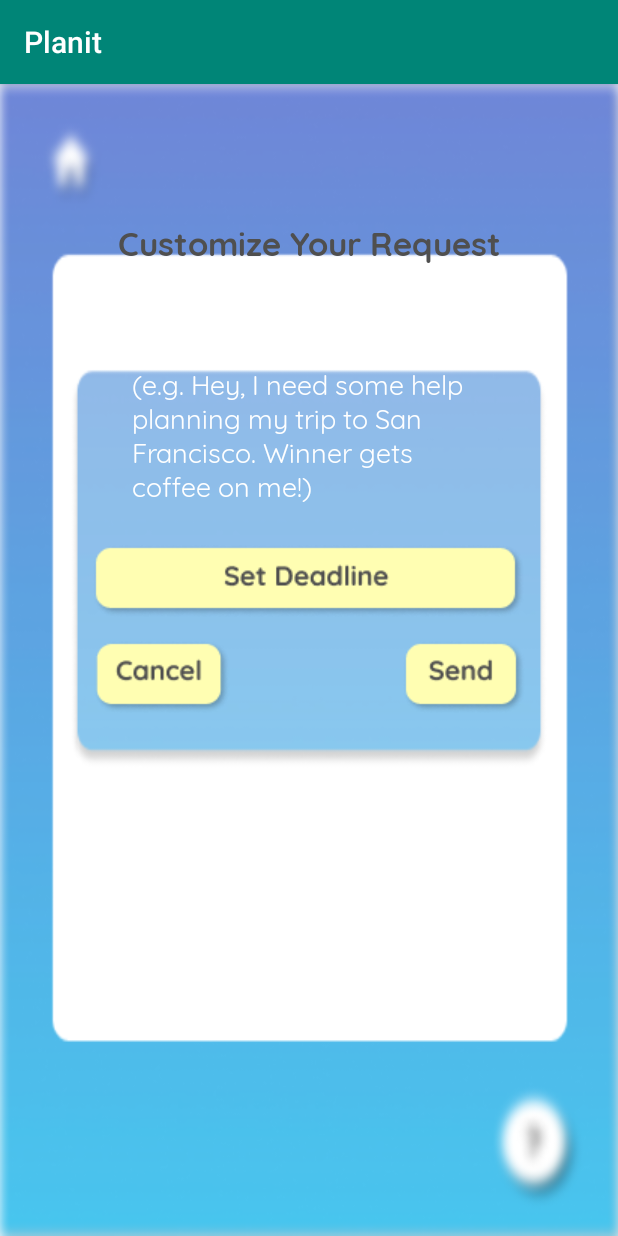
After one commit to cjiang92398/planit, an Android app: the CustomizeRequestActivity screen opened directly, with no data from a screen before it, on a phone screen of 412 x 824 dp. The commit adds this screen. Run offline under Robolectric (Android 15) with nearby library versions, the phone set to English and light mode, and no system bars.

Commit message:
Implement customize request message/set deadline page & corresponding confirmation message

```diff
--- a/app/src/main/AndroidManifest.xml
+++ b/app/src/main/AndroidManifest.xml
@@ -16,6 +16,7 @@
                 <category android:name="android.intent.category.LAUNCHER" />
             </intent-filter>
         </activity>
+        <activity android:name=".CustomizeRequestActivity" android:windowSoftInputMode="stateVisible|adjustPan"></activity>
         <meta-data
             android:name="preloaded_fonts"
             android:resource="@array/preloaded_fonts" />
--- /dev/null
+++ b/app/src/main/java/edu/stanford/cs147/planit/CustomizeRequestActivity.java
@@ -0,0 +1,34 @@
+package edu.stanford.cs147.planit;
+
+import android.content.Intent;
+import android.os.Bundle;
+import android.support.v4.app.DialogFragment;
+import android.support.v7.app.AppCompatActivity;
+import android.view.View;
+import android.widget.Toast;
+
+public class CustomizeRequestActivity extends AppCompatActivity {
+
+    @Override
+    protected void onCreate(Bundle savedInstanceState) {
+        super.onCreate(savedInstanceState);
+        setContentView(R.layout.activity_customize_request);
+    }
+
+    public void cancel(View view) {
+        // go back to destination/friend setting once Lisa finishes
+    }
+
+    public void send(View view) {
+        // go to GoHomeActivity once Lisa finishes
+        Intent intent = new Intent(this, MainActivity.class); // main activity for now, replace with home
+        startActivity(intent);
+        Toast toast = Toast.makeText(getApplicationContext(), "Your invite has been sent!", Toast.LENGTH_LONG);
+        toast.show();
+    }
+
+    public void showDatePickerDialog(View v) {
+        DialogFragment newFragment = new DatePickerFragment();
+        newFragment.show(getSupportFragmentManager(), "datePicker");
+    }
+}
--- /dev/null
+++ b/app/src/main/res/layout/activity_customize_request.xml
@@ -0,0 +1,68 @@
+<?xml version="1.0" encoding="utf-8"?>
+<LinearLayout xmlns:android="http://schemas.android.com/apk/res/android"
+    xmlns:app="http://schemas.android.com/apk/res-auto"
+    xmlns:tools="http://schemas.android.com/tools"
+    android:layout_width="match_parent"
+    android:layout_height="match_parent"
+    android:background="@drawable/invitationbackgroundwithtextblock"
+    android:orientation="vertical"
+    tools:context=".CustomizeRequestActivity">
+
+    <TextView
+        android:layout_width="match_parent"
+        android:layout_height="wrap_content"
+        android:fontFamily="@font/quicksand_bold"
+        android:paddingTop="88dp"
+        android:text="Customize Your Request"
+        android:textAlignment="center"
+        android:textSize="22dp"
+        android:textStyle="bold"
+        android:textColor="#4F4F4F"/>
+
+    <EditText
+        android:id="@+id/message"
+        android:layout_width="236dp"
+        android:layout_height="158dp"
+        android:layout_gravity="center"
+        android:background="@null"
+        android:fontFamily="@font/quicksand"
+        android:gravity="top|left"
+        android:hint="Send a custom message!\n\n(e.g. Hey, I need some help planning my trip to San Francisco. Winner gets coffee on me!)"
+        android:inputType="textMultiLine"
+        android:paddingTop="20dp"
+        android:scrollbars="vertical"
+        android:textColor="#FFFFFF"
+        android:textColorHint="#FFFFFF"
+        android:textSize="18dp" />
+
+    <ImageView
+        android:src="@drawable/setdeadlinebutton"
+        android:layout_width="wrap_content"
+        android:layout_height="wrap_content"
+        android:layout_gravity="center"
+        android:onClick="showDatePickerDialog"
+        android:paddingTop="28dp" />
+
+    <LinearLayout
+        android:layout_width="288dp"
+        android:layout_height="wrap_content"
+        android:layout_gravity="center"
+        android:paddingTop="16dp" >
+
+        <ImageView
+            android:src="@drawable/cancelbutton"
+            android:layout_width="144dp"
+            android:layout_height="wrap_content"
+            android:onClick="cancel"
+            android:scaleType="fitStart"/>
+
+        <ImageView
+            android:src="@drawable/sendbutton"
+            android:layout_width="144dp"
+            android:layout_height="wrap_content"
+            android:onClick="send"
+            android:scaleType="fitEnd" />
+
+    </LinearLayout>
+
+</LinearLayout>
--- a/app/src/main/res/values/preloaded_fonts.xml
+++ b/app/src/main/res/values/preloaded_fonts.xml
@@ -1,6 +1,7 @@
 <?xml version="1.0" encoding="utf-8"?>
 <resources>
     <array name="preloaded_fonts" translatable="false">
-        <item>@font/sniglet_extrabold</item>
+        <item>@font/quicksand</item>
+        <item>@font/sniglet</item>
     </array>
 </resources>
```
Also changed, not shown: app/src/main/java/edu/stanford/cs147/planit/DatePickerFragment.java (added, +32 -0 lines), app/src/main/res/layout/activity_ongoing_games.xml (+4 -4 lines), app/src/main/res/drawable/background.png, app/src/main/res/drawable/backgroundwithclouds.png (added), app/src/main/res/drawable/cancelbutton.png (added), app/src/main/res/drawable/invitationbackground.png (added), app/src/main/res/drawable/invitationbackgroundwithtextblock.png (added), app/src/main/res/drawable/roundededittext.png (added), app/src/main/res/drawable/sendbutton.png (added), app/src/main/res/drawable/setdeadlinebutton.png (added), app/src/main/res/font/quicksand.ttf (added), app/src/main/res/font/quicksand_bold.ttf (added).
